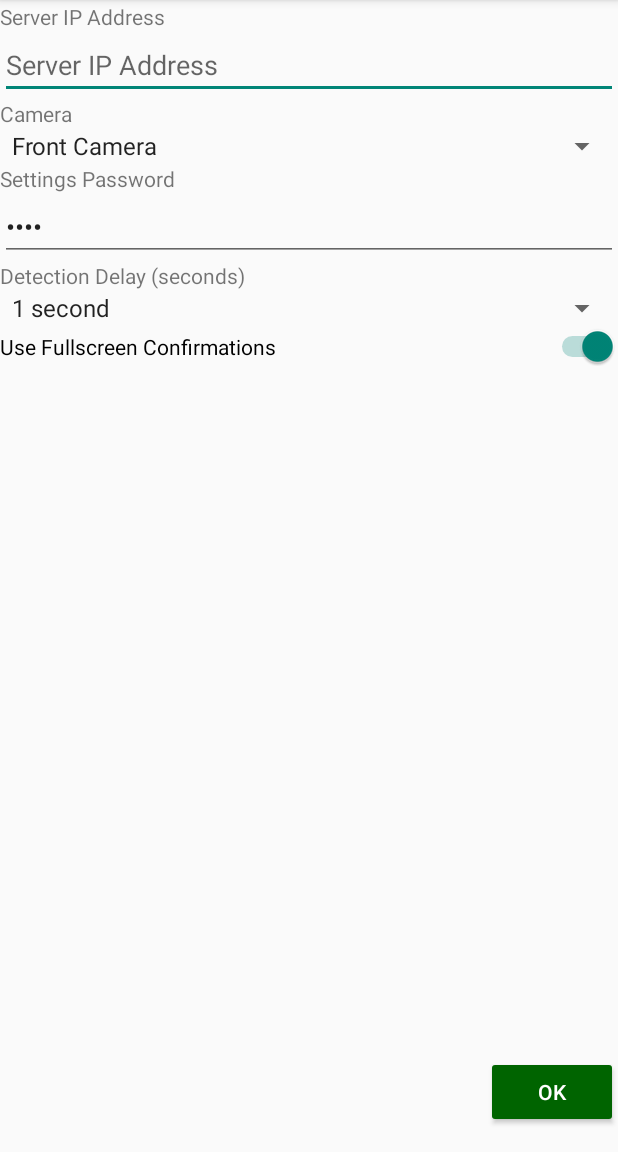
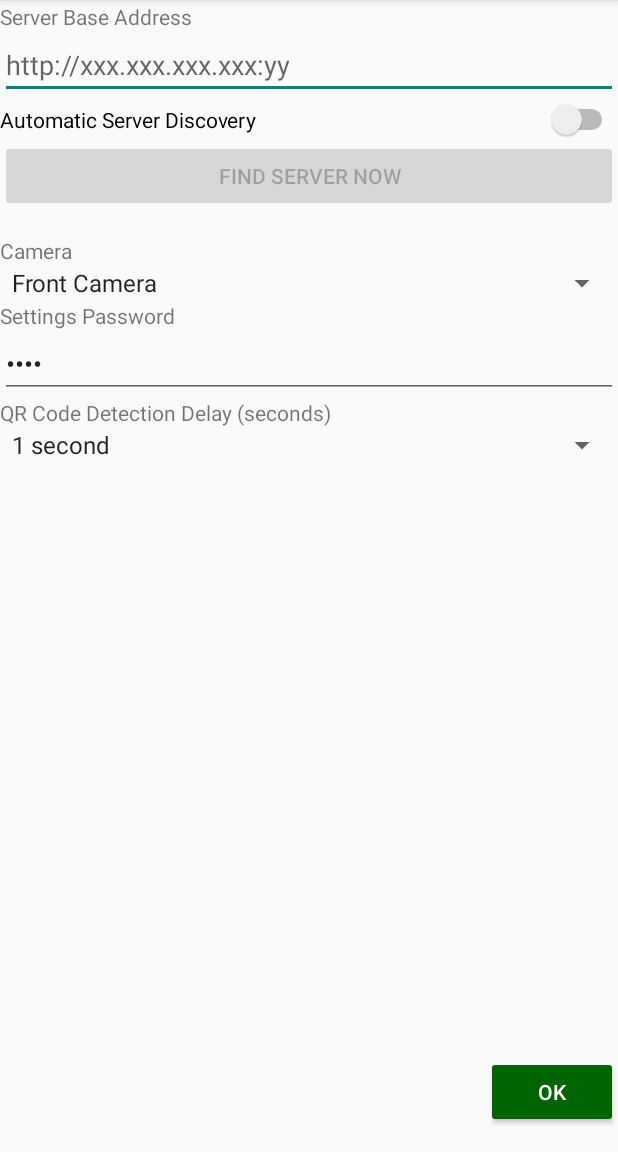
Before and after one commit to Aditya469/inventory_tracker, an Android app: the settings_page screen opened directly, with no data from a screen before it, on a phone screen of 412 x 824 dp, the part 84-1236 px from its top. Run offline under Robolectric (Android 15) with nearby library versions, the phone set to English and light mode, and no system bars; our stand-ins replace Volley; network calls fail.

Commit message:
Add server discovery, and rework settings page

```diff
--- a/app/app/src/main/java/com/admt/inventoryTracker/StockHandlingRequestManager.java
+++ b/app/app/src/main/java/com/admt/inventoryTracker/StockHandlingRequestManager.java
@@ -166,8 +166,7 @@ public abstract class StockHandlingRequestManager<T> {
             SharedPreferences prefs = mAppContextRef.getSharedPreferences(
                     mAppContextRef.getString(R.string.prefs_file_key), Context.MODE_PRIVATE);
 
-            String protocol = prefs.getString(mAppContextRef.getString(R.string.prefs_server_protocol), "http");
-            String ipAddress = prefs.getString(mAppContextRef.getString(R.string.prefs_server_ip_address), "");
+            String serverBaseAddress = prefs.getString(mAppContextRef.getString(R.string.prefs_server_base_address), "");
 
             Log.d(TAG, "Pend on mRequestListAccessSem");
             mRequestListAccessSem.acquire();
@@ -191,7 +190,7 @@ public abstract class StockHandlingRequestManager<T> {
                 requestParamsJson.put("requestId", stockHandlingRequest.requestId);
 
                 // url has to be built dynamically as check-in and check-out requests have different endpoints
-                String url = protocol + "://" + ipAddress + getServerEndpointName(stockHandlingRequest.requestParameters);
+                String url = serverBaseAddress + getServerEndpointName(stockHandlingRequest.requestParameters);
 
                 JsonObjectRequest requestToServer = new JsonObjectRequest(
                         url,
--- a/app/app/src/main/java/com/admt/inventoryTracker/UpdateableServerDataManager.java
+++ b/app/app/src/main/java/com/admt/inventoryTracker/UpdateableServerDataManager.java
@@ -166,9 +166,8 @@ abstract class UpdateableServerDataManager<T> {
         SharedPreferences prefs = mAppContextRef.getSharedPreferences(
                 mAppContextRef.getString(R.string.prefs_file_key), Context.MODE_PRIVATE);
 
-        String protocol = prefs.getString(mAppContextRef.getString(R.string.prefs_server_protocol), "http");
-        String ipAddress = prefs.getString(mAppContextRef.getString(R.string.prefs_server_ip_address), "");
-        String url = protocol + "://" + ipAddress + mUpdateEndpoint;
+        String serverBaseAddress = prefs.getString(mAppContextRef.getString(R.string.prefs_server_base_address), "");
+        String url = serverBaseAddress + mUpdateEndpoint;
 
         JsonArrayRequest jsonArrayRequest = new JsonArrayRequest(
                 Request.Method.GET,
--- a/app/app/src/main/java/com/admt/inventoryTracker/settings_page.java
+++ b/app/app/src/main/java/com/admt/inventoryTracker/settings_page.java
@@ -4,7 +4,10 @@ import android.content.Context;
 import android.content.Intent;
 import android.content.SharedPreferences;
 import android.os.Bundle;
+import android.util.Log;
 import android.view.View;
+import android.widget.Button;
+import android.widget.CompoundButton;
 import android.widget.EditText;
 import android.widget.Spinner;
 import android.widget.Switch;
@@ -24,30 +27,45 @@ public class settings_page extends AppCompatActivity {
 
         EditText tbServerURL = (EditText) findViewById(R.id.tbServerURL);
         EditText tbSettingsPassword = (EditText) findViewById(R.id.tbSettingsPassword);
+        Switch swUseServerDiscovery = (Switch) findViewById(R.id.swUseServerDiscovery);
+        Button btnFindServerNow = (Button) findViewById(R.id.btnFindServerNow);
         Spinner spCameraSelect = (Spinner) findViewById(R.id.spCameraSelect);
         Spinner spDetectionDelay = (Spinner) findViewById(R.id.spDetectionDelay);
-        Switch swUseFullscreenConfirmations = (Switch) findViewById(R.id.swUseFullscreenConfirmations);
 
         SharedPreferences prefs = getSharedPreferences(
                 getString(R.string.prefs_file_key), Context.MODE_PRIVATE);
 
-        String serverAddress = prefs.getString(
-                getString(R.string.prefs_server_ip_address), "");
-        String settingsPassword = prefs.getString(
-                getString(R.string.prefs_settings_password), "1234");
+        tbServerURL.setText(prefs.getString(
+                getString(R.string.prefs_server_base_address), "")
+        );
+        tbSettingsPassword.setText(prefs.getString(
+                getString(R.string.prefs_settings_password), "1234"));
+
+        if(prefs.getBoolean(getString(R.string.prefs_use_server_discovery), false)){
+            swUseServerDiscovery.setChecked(true);
+            btnFindServerNow.setEnabled(true);
+        }
+        else{
+            swUseServerDiscovery.setChecked(false);
+            btnFindServerNow.setEnabled(false);
+        }
+        swUseServerDiscovery.setOnCheckedChangeListener(new CompoundButton.OnCheckedChangeListener() {
+            @Override
+            public void onCheckedChanged(CompoundButton buttonView, boolean isChecked) {
+                onUseServerDiscoveryChanged();
+            }
+        });
+        btnFindServerNow.setOnClickListener(this::onFindServerBtnClicked);
+
         boolean useFrontCamera = prefs.getBoolean(
                 getString(R.string.prefs_use_front_camera), true);
-        long detectionDelay = prefs.getLong(getString(R.string.prefs_camera_detection_delay), 1000);
-        boolean useFullscreenConfirmations = prefs.getBoolean(getString(R.string.prefs_use_fullscreen_confirmations), true);
-
-        tbServerURL.setText(serverAddress);
-        tbSettingsPassword.setText(settingsPassword);
         if (useFrontCamera)
             spCameraSelect.setSelection(0);
         else
             spCameraSelect.setSelection(1);
 
         // note times are in milliseconds
+        long detectionDelay = prefs.getLong(getString(R.string.prefs_camera_detection_delay), 1000);
         if (detectionDelay == 0)
             spDetectionDelay.setSelection(0);
         else if (detectionDelay == 500)
@@ -59,7 +77,31 @@ public class settings_page extends AppCompatActivity {
         else if (detectionDelay == 3000)
             spDetectionDelay.setSelection(4);
 
-        swUseFullscreenConfirmations.setChecked(useFullscreenConfirmations);
+    }
+
+    public void onUseServerDiscoveryChanged(){
+        Switch swUseServerDiscovery = (Switch) findViewById(R.id.swUseServerDiscovery);
+        Button btnFindServerNow = (Button) findViewById(R.id.btnFindServerNow);
+        Boolean state = swUseServerDiscovery.isChecked();
+        btnFindServerNow.setEnabled(state);
+    }
+
+    public void onFindServerBtnClicked(View v){
+        EditText tbServerURL = (EditText) findViewById(R.id.tbServerURL);
+
+        String TAG = "ServerDiscoverySettings";
+        Log.d(TAG, "Begin server discovery");
+        ServerDiscovery.DiscoveryResult discoveryResult =
+                ServerDiscovery.findServer(getApplicationContext());
+        if(discoveryResult == null)
+        {
+            Log.i(TAG, "Failed to find server");
+            return;
+        }
+
+        Log.i(TAG, "Found server. Base address is " + discoveryResult.serverBaseAddress);
+
+        tbServerURL.setText(discoveryResult.serverBaseAddress);
     }
 
     public void onBtnOkClicked(View v) {
@@ -68,9 +110,9 @@ public class settings_page extends AppCompatActivity {
         SharedPreferences.Editor editor = prefs.edit();
         EditText tbServerURL = (EditText) findViewById(R.id.tbServerURL);
         EditText tbSettingsPassword = (EditText) findViewById(R.id.tbSettingsPassword);
+        Switch swUseServerDiscovery = (Switch) findViewById(R.id.swUseServerDiscovery);
         Spinner spCameraSelect = (Spinner) findViewById(R.id.spCameraSelect);
         Spinner spDetectionDelay = (Spinner) findViewById(R.id.spDetectionDelay);
-        Switch swUseFullscreenConfirmations = (Switch) findViewById(R.id.swUseFullscreenConfirmations);
 
         int camOptionSelection = spCameraSelect.getSelectedItemPosition();
         boolean useFrontCamera = true;
@@ -78,10 +120,10 @@ public class settings_page extends AppCompatActivity {
             useFrontCamera = false;
         }
 
-        String serverAddress = tbServerURL.getText().toString();
+        String serverBaseAddress = tbServerURL.getText().toString();
         String password = tbSettingsPassword.getText().toString();
 
-        editor.putString(getString(R.string.prefs_server_ip_address), serverAddress);
+        editor.putString(getString(R.string.prefs_server_base_address), serverBaseAddress);
         editor.putString(getString(R.string.prefs_settings_password), password);
         editor.putBoolean(getString(R.string.prefs_use_front_camera), useFrontCamera);
 
@@ -96,7 +138,7 @@ public class settings_page extends AppCompatActivity {
         else if (spDetectionDelay.getSelectedItemPosition() == 4)
             editor.putLong(getString(R.string.prefs_camera_detection_delay), 3000);
 
-        editor.putBoolean("useFullscreenConfirmations", swUseFullscreenConfirmations.isChecked());
+        editor.putBoolean(getString(R.string.prefs_use_server_discovery), swUseServerDiscovery.isChecked());
 
         editor.commit();
 
--- a/app/app/src/main/res/layout/activity_settings_page.xml
+++ b/app/app/src/main/res/layout/activity_settings_page.xml
@@ -50,19 +50,37 @@
             android:orientation="vertical">
 
             <TextView
-                android:id="@+id/tvServerIpAddress"
+                android:id="@+id/tvServerBaseAddress"
                 android:layout_width="match_parent"
                 android:layout_height="wrap_content"
-                android:text="@string/label_settings_server_ip_address"
-                tools:text="@string/label_settings_server_ip_address" />
+                android:text="@string/label_settings_server_base_address"
+                tools:text="@string/label_settings_server_base_address" />
 
             <EditText
                 android:id="@+id/tbServerURL"
                 android:layout_width="match_parent"
                 android:layout_height="wrap_content"
-                android:hint="@string/label_settings_server_ip_address"
+                android:hint="@string/hint_settings_server_base_address"
                 android:importantForAutofill="no"
                 android:inputType="textUri" />
+
+            <Switch
+                android:id="@+id/swUseServerDiscovery"
+                android:layout_width="match_parent"
+                android:layout_height="wrap_content"
+                android:text="@string/label_settings_use_server_discovery"
+                />
+
+            <Button
+                android:id="@+id/btnFindServerNow"
+                android:layout_width="match_parent"
+                android:layout_height="wrap_content"
+                android:layout_marginBottom="16dp"
+                android:text="@string/label_settings_find_server_now"
+                app:layout_constraintBottom_toBottomOf="parent"
+                app:layout_constraintRight_toRightOf="parent"
+                android:enabled="false"
+                />
 
             <TextView
                 android:id="@+id/tvCameraSelect"
@@ -104,11 +122,7 @@
                 android:layout_height="wrap_content"
                 android:entries="@array/detection_delay_labels"/>
 
-            <Switch
-                android:id="@+id/swUseFullscreenConfirmations"
-                android:layout_width="match_parent"
-                android:layout_height="wrap_content"
-                android:text="@string/label_use_fullscreen_confirmations" />
+
 
         </LinearLayout>
     </ScrollView>
--- a/app/app/src/main/res/values/strings.xml
+++ b/app/app/src/main/res/values/strings.xml
@@ -10,7 +10,11 @@
 
     <!-- settings page -->
     <string name="title_activity_settings">Settings</string>
-    <string name="label_settings_server_ip_address">Server IP Address</string>
+    <string name="label_settings_server_base_address">Server Base Address</string>
+    <string name="hint_settings_server_base_address">http://xxx.xxx.xxx.xxx:yy</string>
+    <string name="label_settings_use_server_discovery">Automatic Server Discovery</string>
+    <string name="label_settings_find_server_now">Find Server Now</string>
+    <string name="label_settings_server_port">Server Port</string>
     <string name="label_settings_camera_selector">Camera</string>
     <string-array name="camera_selection_options">
         <item>Front Camera</item>
@@ -18,8 +22,7 @@
     </string-array>
     <string name="label_settings_password">Settings Password</string>
     <string name="settings_password_hint">New password...</string>
-    <string name="label_detection_delay">Detection Delay (seconds)</string>
-    <string name="label_use_fullscreen_confirmations">Use Fullscreen Confirmations</string>
+    <string name="label_detection_delay">QR Code Detection Delay (seconds)</string>
     <string-array name="detection_delay_labels">
         <item>No delay</item>
         <item>0.5 seconds</item>
@@ -80,13 +83,14 @@
     getting android studio to find a custom file -->
     <string name="prefs_file_key" translatable="false">com.admt.inventoryTracker.prefs</string>
     <string name="prefs_server_protocol" translatable="false">prefsServerProtocol</string>
-    <string name="prefs_server_ip_address" translatable="false">prefsServerIpAddress</string>
+    <string name="prefs_server_url" translatable="false">prefsServerUrl</string>
+    <string name="prefs_use_server_discovery" translatable="false">prefsUseServerDiscovery</string>
+    <string name="prefs_server_base_address" translatable="false">prefsServerBaseAddress</string>
     <string name="prefs_settings_password" translatable="false">prefsSettingsPassword</string>
     <string name="prefs_use_front_camera" translatable="false">prefsCameraToUse</string>
     <string name="prefs_camera_detection_delay" translatable="false">prefsCameraDetectionDelay</string>
     <string name="prefs_use_fullscreen_confirmations" translatable="false">useFullscreenConfirmations</string>
     <string name="prefs_minimum_wait_after_camera_send_barcode" translatable="false">minCameraBarcodeRepeatDelay</string>
-
 
 
     <!--    System keywords. Kept here rather than have a list of repeated and typo-sensitive keys
```
Also changed, not shown: app/app/src/main/java/com/admt/inventoryTracker/MainActivity.java (+73 -10 lines), app/app/src/main/java/com/admt/inventoryTracker/ServerDiscovery.java (added, +126 -0 lines), app/app/src/main/java/com/admt/inventoryTracker/Utilities.java (+0 -50 lines), 1 other file.
